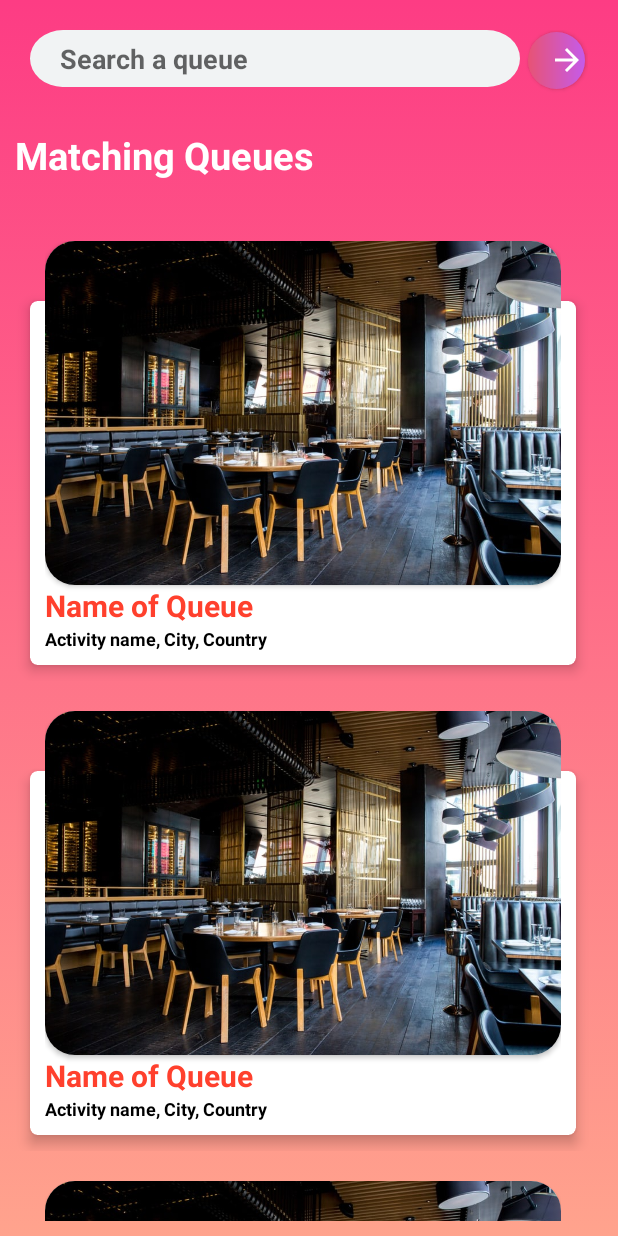
After one commit to peter959/progettoPM, an Android app: the layout fragment_search.xml on its own in the app's theme, with its tools: preview values and no code run, on a phone screen of 412 x 824 dp. The commit adds this screen. Run offline under Robolectric (Android 15) with nearby library versions, the phone set to English and light mode, and no system bars.

Commit message:
correction on search fragment

```diff
--- a/InstantReservation/app/src/main/java/com/example/instantreservation/MainActivity.java
+++ b/InstantReservation/app/src/main/java/com/example/instantreservation/MainActivity.java
@@ -12,6 +12,7 @@ import android.view.MenuItem;
 import android.widget.Toast;
 
 import androidx.appcompat.app.AppCompatActivity;
+import androidx.coordinatorlayout.widget.CoordinatorLayout;
 import androidx.fragment.app.Fragment;
 import androidx.fragment.app.FragmentManager;
 
@@ -39,6 +40,7 @@ public class MainActivity extends AppCompatActivity {
 
     final Fragment profileFragment = new ProfileFragment();
     final Fragment homeFragment = new HomeFragment();
+    final Fragment searchFragment = new SearchFragment();
     final FragmentManager fm = getSupportFragmentManager();
     Fragment active = homeFragment;
 
@@ -73,7 +75,8 @@ public class MainActivity extends AppCompatActivity {
                     active = homeFragment;
                     return true;
                 case R.id.navigationSearch:
-
+                    fm.beginTransaction().hide(active).show(searchFragment).commit();
+                    active = searchFragment;
                     return true;
                 case R.id.navigationCamera:
                     //DrawerLayout drawer = (DrawerLayout) findViewById(R.id.drawer_layout);
@@ -137,6 +140,7 @@ public class MainActivity extends AppCompatActivity {
         toolbar = findViewById(R.id.toolbar);
         setSupportActionBar(toolbar);
 
+        fm.beginTransaction().add(R.id.main_container,searchFragment,"3").hide(profileFragment).commit();
         fm.beginTransaction().add(R.id.main_container,profileFragment,"2").hide(profileFragment).commit();
         fm.beginTransaction().add(R.id.main_container,homeFragment, "1").commit();
 
@@ -144,8 +148,8 @@ public class MainActivity extends AppCompatActivity {
         bottomNavigationView = findViewById(R.id.navigation);
         bottomNavigationView.setOnNavigationItemSelectedListener(mOnNavigationItemSelectedListener);
 
-       /* CoordinatorLayout.LayoutParams layoutParams = (CoordinatorLayout.LayoutParams) bottomNavigationView.getLayoutParams();
-        layoutParams.setBehavior(new BottomNavigationBehavior());*/
+        CoordinatorLayout.LayoutParams layoutParams = (CoordinatorLayout.LayoutParams) bottomNavigationView.getLayoutParams();
+        layoutParams.setBehavior(new BottomNavigationBehavior());
 
         bottomNavigationView.setSelectedItemId(R.id.navigationHome);
 
--- /dev/null
+++ b/InstantReservation/app/src/main/java/com/example/instantreservation/SearchFragment.java
@@ -0,0 +1,54 @@
+package com.example.instantreservation;
+
+import android.os.Bundle;
+
+import androidx.fragment.app.Fragment;
+
+import android.view.LayoutInflater;
+import android.view.View;
+import android.view.ViewGroup;
+
+
+/**
+ * A simple {@link Fragment} subclass.
+ * Use the {@link SearchFragment#newInstance} factory method to
+ * create an instance of this fragment.
+ */
+public class SearchFragment extends Fragment {
+    private static final String ARG_PARAM1 = "param1";
+    private static final String ARG_PARAM2 = "param2";
+
+    // TODO: Rename and change types of parameters
+    private String mParam1;
+    private String mParam2;
+
+    public SearchFragment() {
+        // Required empty public constructor
+    }
+
+    // TODO: Rename and change types and number of parameters
+    public static SearchFragment newInstance(String param1, String param2) {
+        SearchFragment fragment = new SearchFragment();
+        Bundle args = new Bundle();
+        args.putString(ARG_PARAM1, param1);
+        args.putString(ARG_PARAM2, param2);
+        fragment.setArguments(args);
+        return fragment;
+    }
+
+    @Override
+    public void onCreate(Bundle savedInstanceState) {
+        super.onCreate(savedInstanceState);
+        if (getArguments() != null) {
+            mParam1 = getArguments().getString(ARG_PARAM1);
+            mParam2 = getArguments().getString(ARG_PARAM2);
+        }
+    }
+
+    @Override
+    public View onCreateView(LayoutInflater inflater, ViewGroup container,
+                             Bundle savedInstanceState) {
+        // Inflate the layout for this fragment
+        return inflater.inflate(R.layout.fragment_search, container, false);
+    }
+}
--- /dev/null
+++ b/InstantReservation/app/src/main/res/drawable-mdpi/ic_edittext_bg.xml
@@ -0,0 +1,9 @@
+<vector xmlns:android="http://schemas.android.com/apk/res/android"
+        android:width="284dp"
+        android:height="38dp"
+        android:viewportWidth="284.404"
+        android:viewportHeight="38.446">
+    <path
+        android:pathData="M19.22,0L265.18,0A19.22,19.22 0,0 1,284.4 19.22L284.4,19.22A19.22,19.22 0,0 1,265.18 38.45L19.22,38.45A19.22,19.22 0,0 1,0 19.22L0,19.22A19.22,19.22 0,0 1,19.22 0z"
+        android:fillColor="#f1f3f4"/>
+</vector>
--- /dev/null
+++ b/InstantReservation/app/src/main/res/drawable-mdpi/search_button.xml
@@ -0,0 +1,24 @@
+<?xml version="1.0" encoding="utf-8"?>
+<shape xmlns:android="http://schemas.android.com/apk/res/android" android:shape="rectangle" >
+    <corners
+        android:radius="26dp"
+        />
+    <gradient
+        android:angle="0"
+        android:centerX="0%"
+
+        android:startColor="#E75375"
+        android:endColor="#C55BEA"
+        android:type="linear"
+        />
+    <padding
+        android:left="0dp"
+        android:top="0dp"
+        android:right="0dp"
+        android:bottom="0dp"
+        />
+    <size
+        android:width="38dp"
+        android:height="38dp"
+        />
+</shape>
--- /dev/null
+++ b/InstantReservation/app/src/main/res/drawable-xxhdpi/ic_forward_arrow.xml
@@ -0,0 +1,9 @@
+<vector xmlns:android="http://schemas.android.com/apk/res/android"
+        android:width="24dp"
+        android:height="24dp"
+        android:viewportWidth="24.0"
+        android:viewportHeight="24.0">
+    <path
+        android:pathData="M4,13L16.2,13l-5.6,5.6L12,20 20,12l-8,-8 -1.4,1.4L16.2,11L4,11Z"
+        android:fillColor="#fff"/>
+</vector>
--- a/InstantReservation/app/src/main/res/layout/fragment_profile.xml
+++ b/InstantReservation/app/src/main/res/layout/fragment_profile.xml
@@ -14,6 +14,7 @@
         android:layout_height="380dp">
 
         <androidx.cardview.widget.CardView
+            android:layout_margin= "20dp"
             android:layout_width="match_parent"
             android:layout_height="245dp"
             app:cardCornerRadius="20dp">
@@ -44,6 +45,7 @@
             <TextView
                 android:layout_gravity="center"
                 android:layout_marginTop="10dp"
+                android:layout_marginBottom="10dp"
                 android:layout_width="wrap_content"
                 android:layout_height="wrap_content"
                 android:textColor="#fff"
@@ -54,7 +56,7 @@
         <androidx.cardview.widget.CardView
             android:layout_width="300dp"
             android:layout_height="80dp"
-            android:layout_marginTop="200dp"
+            android:layout_marginTop="220dp"
             app:cardElevation="10dp"
             app:cardCornerRadius="20dp"
             android:layout_centerHorizontal="true"
--- /dev/null
+++ b/InstantReservation/app/src/main/res/layout/fragment_search.xml
@@ -0,0 +1,84 @@
+<?xml version="1.0" encoding="utf-8"?>
+<!--<FrameLayout xmlns:android="http://schemas.android.com/apk/res/android"
+    xmlns:tools="http://schemas.android.com/tools"
+    android:layout_width="match_parent"
+    android:layout_height="match_parent"
+    app:layout_behavior="@string/appbar_scrolling_view_behavior"
+    xmlns:app="http://schemas.android.com/apk/res-auto"
+    tools:context=".SearchFragment"> -->
+
+<androidx.constraintlayout.widget.ConstraintLayout
+    xmlns:tools="http://schemas.android.com/tools"
+    xmlns:android="http://schemas.android.com/apk/res/android"
+    android:layout_width="match_parent"
+    android:layout_height="match_parent"
+    app:layout_behavior="@string/appbar_scrolling_view_behavior"
+    xmlns:app="http://schemas.android.com/apk/res-auto"
+    tools:context=".SearchFragment"
+
+    android:background="@drawable/background"
+    android:focusableInTouchMode="true">
+
+        <LinearLayout
+            android:layout_margin="20dp"
+            android:id="@+id/linearLayout"
+            android:layout_width="match_parent"
+            android:layout_height="56dp"
+            android:orientation="horizontal"
+            app:layout_constraintEnd_toEndOf="parent"
+            app:layout_constraintStart_toStartOf="parent"
+            app:layout_constraintTop_toTopOf="parent">
+
+            <EditText
+                android:layout_width="match_parent"
+                android:layout_height="wrap_content"
+                android:layout_marginRight="45dp"
+                android:background="@drawable/ic_edittext_bg"
+                android:hint="Search a queue"
+                android:paddingLeft="20dp"
+                android:textStyle="bold"/>
+
+            <Button
+                android:layout_width="38dp"
+                android:layout_height="38dp"
+                android:layout_marginLeft="-40dp"
+                android:drawableEnd="@drawable/ic_forward_arrow"
+                android:background="@drawable/search_button" />
+
+        </LinearLayout>
+
+        <androidx.core.widget.NestedScrollView
+            android:layout_width="match_parent"
+            android:layout_height="match_parent"
+            app:layout_constraintEnd_toEndOf="parent"
+            app:layout_constraintStart_toStartOf="parent"
+            app:layout_constraintTop_toBottomOf="@+id/linearLayout"
+            android:layout_marginEnd="8dp"
+            android:layout_marginTop="56dp"
+            android:padding="10dp"
+            android:visibility="visible">
+
+            <LinearLayout
+                android:layout_width="match_parent"
+                android:layout_height="wrap_content"
+                android:orientation="vertical">
+
+                <TextView
+                    style="@style/viewParent.headerText"
+                    android:layout_marginTop="20dp"
+                    android:layout_marginBottom="20dp"
+                    android:text="Matching Queues" />
+
+                <include layout="@layout/queue_card" />
+                <include layout="@layout/queue_card" />
+                <include layout="@layout/queue_card" />
+                <include layout="@layout/queue_card" />
+
+            </LinearLayout>
+        </androidx.core.widget.NestedScrollView>
+
+
+
+    </androidx.constraintlayout.widget.ConstraintLayout>
+
+<!--</FrameLayout>-->
--- /dev/null
+++ b/InstantReservation/app/src/main/res/layout/queue_card.xml
@@ -0,0 +1,70 @@
+<?xml version="1.0" encoding="utf-8"?>
+<RelativeLayout xmlns:android="http://schemas.android.com/apk/res/android"
+    android:layout_width="match_parent"
+    android:layout_height="wrap_content"
+    xmlns:app="http://schemas.android.com/apk/res-auto">
+
+    <LinearLayout
+        android:layout_width="match_parent"
+        android:layout_height="wrap_content"
+        android:orientation="vertical"
+        android:layout_margin="10dp"
+        android:layout_marginBottom="10dp"
+        android:layout_marginRight="10dp"
+        android:elevation="7dp"
+        android:layout_alignParentTop="true"
+        android:padding="10dp">
+
+        <androidx.cardview.widget.CardView
+            android:layout_width="match_parent"
+            android:layout_height="wrap_content"
+            android:background="@android:color/transparent"
+            app:cardCornerRadius="20dp">
+
+        <ImageView
+            android:layout_width="match_parent"
+            android:layout_height="wrap_content"
+            android:adjustViewBounds="true"
+            android:cropToPadding="true"
+            android:src="@drawable/resturant_example" />
+
+        </androidx.cardview.widget.CardView>
+        <TextView
+            android:layout_width="wrap_content"
+            android:layout_height="wrap_content"
+            android:text="Name of Queue"
+            android:textColor="@color/colorAccent"
+            android:textStyle="bold"
+            android:textSize="20sp"/>
+
+        <TextView
+            android:layout_width="match_parent"
+            android:layout_height="wrap_content"
+            android:text="Activity name, City, Country"
+            android:textStyle="bold"
+            android:textSize="12sp"
+            android:textColor="#000"/>
+    </LinearLayout>
+
+    <androidx.cardview.widget.CardView
+        android:layout_width="match_parent"
+        android:layout_height="wrap_content"
+        app:cardBackgroundColor="#FFFFFF"
+        app:cardCornerRadius="5dp"
+        app:cardElevation="5dp"
+        android:layout_alignParentTop="true"
+        android:layout_marginTop="60dp"
+        android:layout_marginLeft="10dp"
+        android:layout_marginRight="10dp"
+        android:layout_marginBottom="10dp">
+
+        <ImageView
+            android:layout_width="match_parent"
+            android:layout_height="wrap_content"
+            android:adjustViewBounds="true"
+            android:cropToPadding="true"
+            android:src="@drawable/resturant_example"
+            android:visibility="invisible"/>
+
+    </androidx.cardview.widget.CardView>
+</RelativeLayout>
--- a/InstantReservation/app/src/main/res/values/styles.xml
+++ b/InstantReservation/app/src/main/res/values/styles.xml
@@ -68,4 +68,5 @@
         <item name="android:minWidth">250dp</item>
     </style>
 
+
 </resources>
```
Also changed, not shown: InstantReservation/app/src/main/res/drawable-mdpi/resturant_example.jpeg (added).
